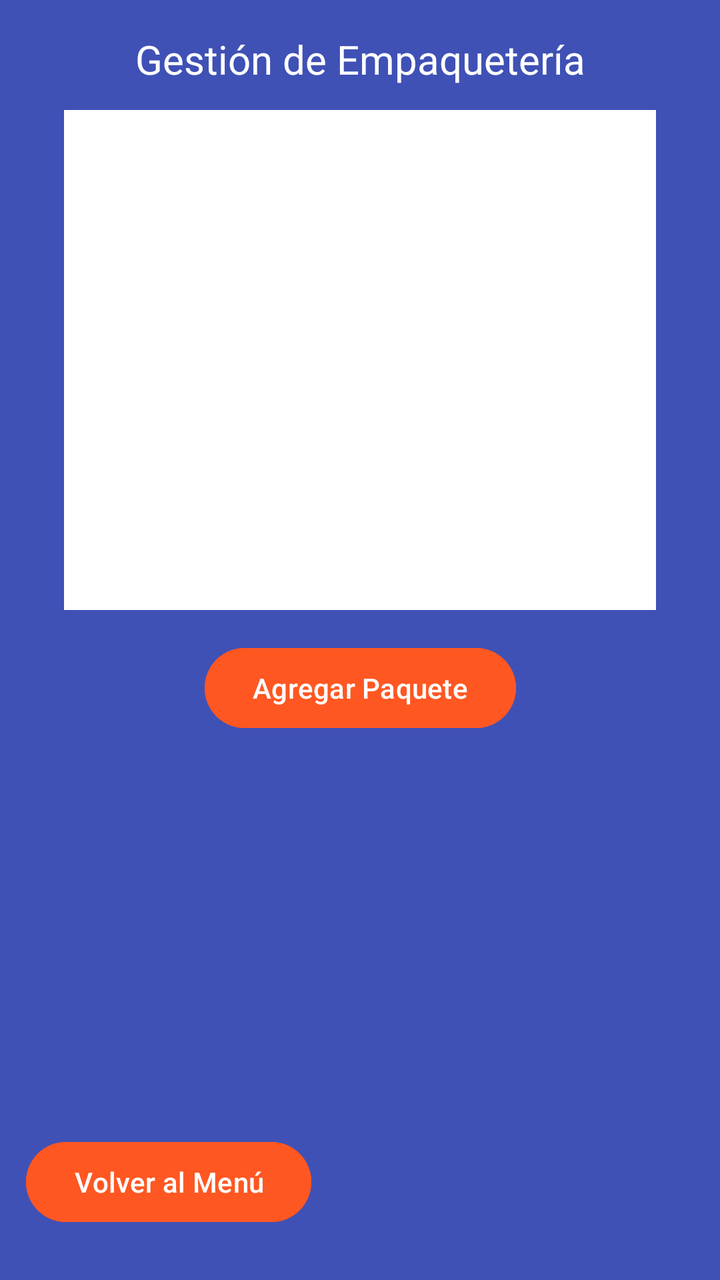
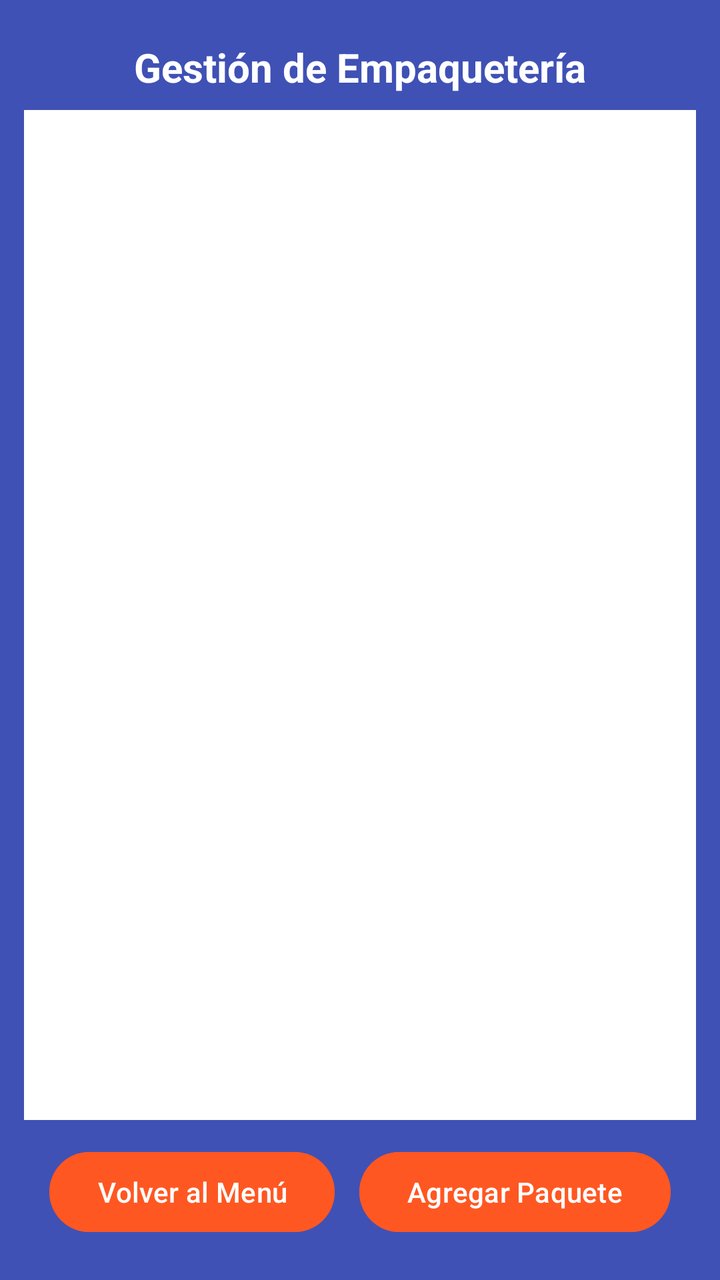

Screens rendered from an Android XML layout before and after an edit, with the pre-edit source and the edit as a unified diff.
<!-- AndroidManifest.xml: application theme Theme.BoxFly -->
<!-- res/layout/activity_empaqueteria.xml -->
<?xml version="1.0" encoding="utf-8"?>
<androidx.constraintlayout.widget.ConstraintLayout xmlns:android="http://schemas.android.com/apk/res/android"
    xmlns:app="http://schemas.android.com/apk/res-auto"
    xmlns:tools="http://schemas.android.com/tools"
    android:id="@+id/main"
    android:layout_width="match_parent"
    android:layout_height="match_parent"
    android:background="#3F51B5"
    tools:context=".GestorEmpaqueteria">

    <TextView
        android:id="@+id/lblGestionEmpaqueteria"
        android:layout_width="wrap_content"
        android:layout_height="wrap_content"
        android:layout_marginTop="16dp"
        android:layout_marginBottom="12dp"
        android:text="Gestión de Empaquetería"
        android:textColor="#FFFFFF"
        android:textSize="20sp"
        app:layout_constraintBottom_toTopOf="@+id/rvEmpaqueteria"
        app:layout_constraintEnd_toEndOf="parent"
        app:layout_constraintStart_toStartOf="parent"
        app:layout_constraintTop_toTopOf="parent" />

    <androidx.recyclerview.widget.RecyclerView
        android:id="@+id/rvEmpaqueteria"
        android:layout_width="0dp"
        android:layout_height="0dp"
        android:layout_marginStart="32dp"
        android:layout_marginEnd="32dp"
        android:layout_marginBottom="15dp"
        android:background="#FFFFFF"
        app:layout_constraintBottom_toTopOf="@+id/btnAgregarPaquete"
        app:layout_constraintEnd_toEndOf="parent"
        app:layout_constraintStart_toStartOf="parent"
        app:layout_constraintTop_toBottomOf="@+id/lblGestionEmpaqueteria" />

    <Button
        android:id="@+id/btnAgregarPaquete"
        android:layout_width="wrap_content"
        android:layout_height="wrap_content"
        android:layout_marginBottom="199dp"
        android:backgroundTint="#FF5722"
        android:text="Agregar Paquete"
        app:layout_constraintBottom_toTopOf="@+id/btnVolver"
        app:layout_constraintEnd_toEndOf="parent"
        app:layout_constraintStart_toStartOf="parent"
        app:layout_constraintTop_toBottomOf="@+id/rvEmpaqueteria" />

    <Button
        android:id="@+id/btnVolver"
        android:layout_width="wrap_content"
        android:layout_height="wrap_content"
        android:layout_marginStart="13dp"
        android:layout_marginBottom="25dp"
        android:backgroundTint="#FF5722"
        android:text="Volver al Menú"
        app:layout_constraintBottom_toBottomOf="parent"
        app:layout_constraintStart_toStartOf="parent"
        app:layout_constraintTop_toBottomOf="@+id/btnAgregarPaquete" />
</androidx.constraintlayout.widget.ConstraintLayout>
<!-- resources referenced by this layout -->
<resources>
  <style name="Theme.BoxFly" parent="Base.Theme.BoxFly" />
  <style name="Base.Theme.BoxFly" parent="Theme.Material3.DayNight.NoActionBar">
          
          
      </style>
</resources>

<!-- the commit's change to res/layout/activity_empaqueteria.xml (unified diff, before → after) -->
@@ -6,18 +6,19 @@
     android:layout_width="match_parent"
     android:layout_height="match_parent"
     android:background="#3F51B5"
+    android:padding="12dp"
     tools:context=".GestorEmpaqueteria">
 
     <TextView
         android:id="@+id/lblGestionEmpaqueteria"
         android:layout_width="wrap_content"
         android:layout_height="wrap_content"
-        android:layout_marginTop="16dp"
-        android:layout_marginBottom="12dp"
+        android:layout_marginTop="8dp"
+        android:layout_marginBottom="8dp"
         android:text="Gestión de Empaquetería"
         android:textColor="#FFFFFF"
         android:textSize="20sp"
-        app:layout_constraintBottom_toTopOf="@+id/rvEmpaqueteria"
+        android:textStyle="bold"
         app:layout_constraintEnd_toEndOf="parent"
         app:layout_constraintStart_toStartOf="parent"
         app:layout_constraintTop_toTopOf="parent" />
@@ -26,9 +27,8 @@
         android:id="@+id/rvEmpaqueteria"
         android:layout_width="0dp"
         android:layout_height="0dp"
-        android:layout_marginStart="32dp"
-        android:layout_marginEnd="32dp"
-        android:layout_marginBottom="15dp"
+        android:layout_marginTop="8dp"
+        android:layout_marginBottom="12dp"
         android:background="#FFFFFF"
         app:layout_constraintBottom_toTopOf="@+id/btnAgregarPaquete"
         app:layout_constraintEnd_toEndOf="parent"
@@ -39,23 +39,21 @@
         android:id="@+id/btnAgregarPaquete"
         android:layout_width="wrap_content"
         android:layout_height="wrap_content"
-        android:layout_marginBottom="199dp"
+        android:layout_marginBottom="8dp"
         android:backgroundTint="#FF5722"
         android:text="Agregar Paquete"
-        app:layout_constraintBottom_toTopOf="@+id/btnVolver"
+        app:layout_constraintBottom_toBottomOf="parent"
         app:layout_constraintEnd_toEndOf="parent"
-        app:layout_constraintStart_toStartOf="parent"
-        app:layout_constraintTop_toBottomOf="@+id/rvEmpaqueteria" />
+        app:layout_constraintStart_toEndOf="@+id/btnVolver" />
 
     <Button
         android:id="@+id/btnVolver"
         android:layout_width="wrap_content"
         android:layout_height="wrap_content"
-        android:layout_marginStart="13dp"
-        android:layout_marginBottom="25dp"
+        android:layout_marginBottom="8dp"
         android:backgroundTint="#FF5722"
         android:text="Volver al Menú"
         app:layout_constraintBottom_toBottomOf="parent"
-        app:layout_constraintStart_toStartOf="parent"
-        app:layout_constraintTop_toBottomOf="@+id/btnAgregarPaquete" />
+        app:layout_constraintEnd_toStartOf="@+id/btnAgregarPaquete"
+        app:layout_constraintStart_toStartOf="parent" />
 </androidx.constraintlayout.widget.ConstraintLayout>
